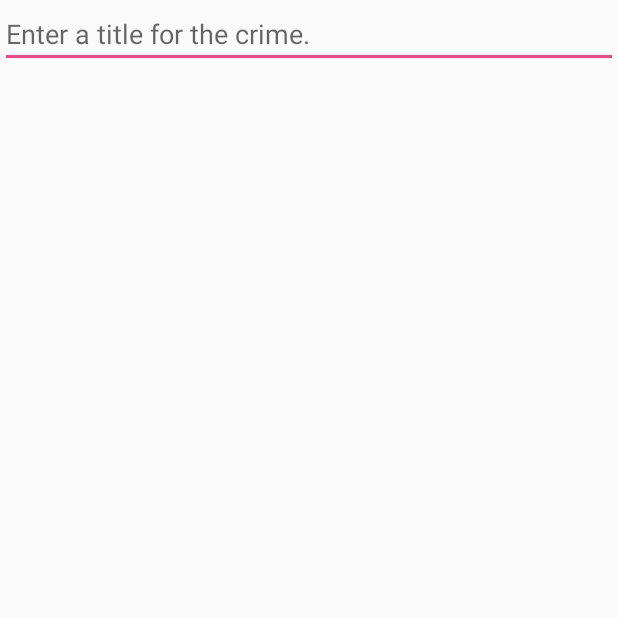
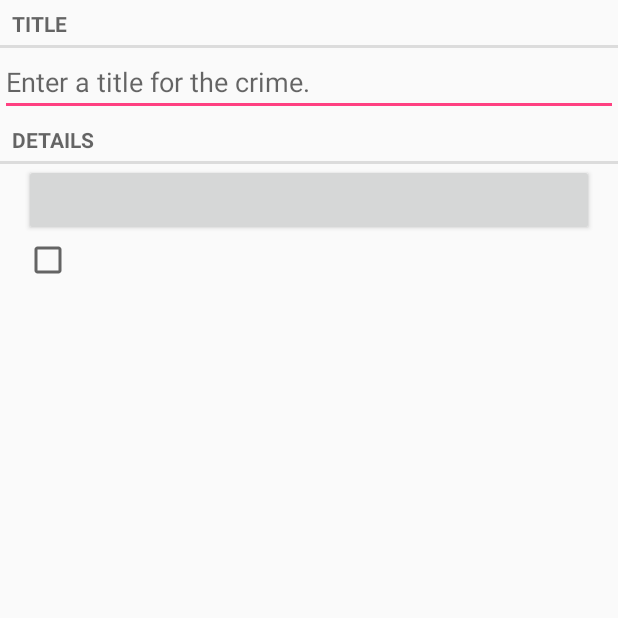
Before and after one commit to aarontsay/bignerdranch-android, an Android app: the screen it shows after launch (CrimeActivity), on a phone screen of 412 x 824 dp, the top half of it. Run offline under Robolectric (Android 15) with nearby library versions, the phone set to English and light mode, and no system bars.

Commit message:
add Date and Solved fields to Crime.java, add TextView, Button, and Checkbox to fragment_crime.xml, and updated strings.xml to reflect new resources

```diff
--- a/CriminalIntent/app/src/main/java/com/bignerdranch/android/criminalintent/Crime.java
+++ b/CriminalIntent/app/src/main/java/com/bignerdranch/android/criminalintent/Crime.java
@@ -1,5 +1,6 @@
 package com.bignerdranch.android.criminalintent;
 
+import java.util.Date;
 import java.util.UUID;
 
 /**
@@ -9,10 +10,13 @@ public class Crime {
 
     private UUID mId;
     private String mTitle;
+    private Date mDate;
+    private boolean mSolved;
 
     public Crime() {
         // Generate unique identifier
         mId = UUID.randomUUID();
+        mDate = new Date();
     }
 
     public UUID getId() {
@@ -26,4 +30,20 @@ public class Crime {
     public void setTitle(String title) {
         mTitle = title;
     }
+
+    public Date getDate() {
+        return mDate;
+    }
+
+    public void setDate(Date date) {
+        mDate = date;
+    }
+
+    public boolean isSolved() {
+        return mSolved;
+    }
+
+    public void setSolved(boolean solved) {
+        mSolved = solved;
+    }
 }
--- a/CriminalIntent/app/src/main/res/layout/fragment_crime.xml
+++ b/CriminalIntent/app/src/main/res/layout/fragment_crime.xml
@@ -3,10 +3,39 @@
               android:layout_height="match_parent"
               android:orientation="vertical"
               >
+
+    <TextView
+        android:layout_width="match_parent"
+        android:layout_height="wrap_content"
+        android:text="@string/crime_title_label"
+        style="?android:listSeparatorTextViewStyle"
+        />
+
     <EditText android:id="@+id/crime_title"
               android:layout_width="match_parent"
               android:layout_height="wrap_content"
               android:hint="@string/crime_title_hint"
     />
 
+    <TextView
+        android:layout_width="match_parent"
+        android:layout_height="wrap_content"
+        android:text="@string/crime_details_label"
+        style="?android:listSeparatorTextViewStyle"
+        />
+
+    <Button android:id="@+id/crime_date"
+            android:layout_width="match_parent"
+            android:layout_height="wrap_content"
+            android:layout_marginLeft="16dp"
+            android:layout_marginRight="16dp"
+            />
+
+    <CheckBox android:id="@+id/crime_solved"
+              android:layout_width="match_parent"
+              android:layout_height="wrap_content"
+              android:layout_marginLeft="16dp"
+              android:layout_marginRight="16dp"
+        />
+
 </LinearLayout>
--- a/CriminalIntent/app/src/main/res/values/strings.xml
+++ b/CriminalIntent/app/src/main/res/values/strings.xml
@@ -2,4 +2,7 @@
     <string name="app_name">CriminalIntent</string>
     <string name="action_settings">Settings</string>
     <string name="crime_title_hint">Enter a title for the crime.</string>
+    <string name="crime_title_label">Title</string>
+    <string name="crime_details_label">Details</string>
+    <string name="crime_solved_label">Solved</string>
 </resources>
```
